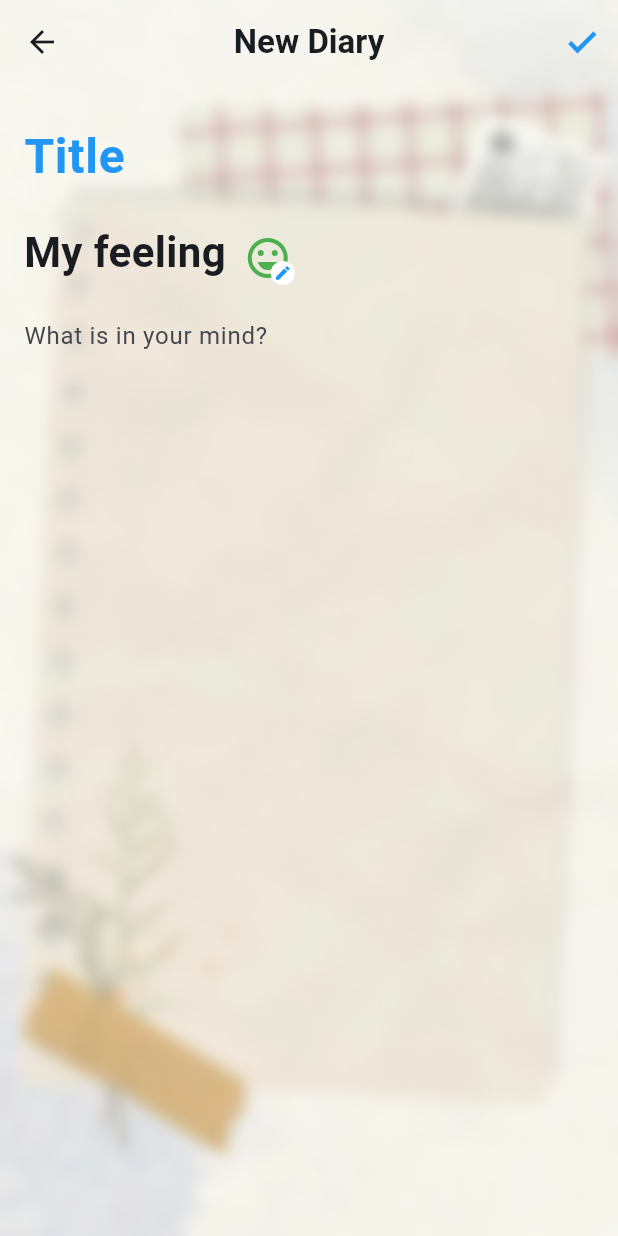
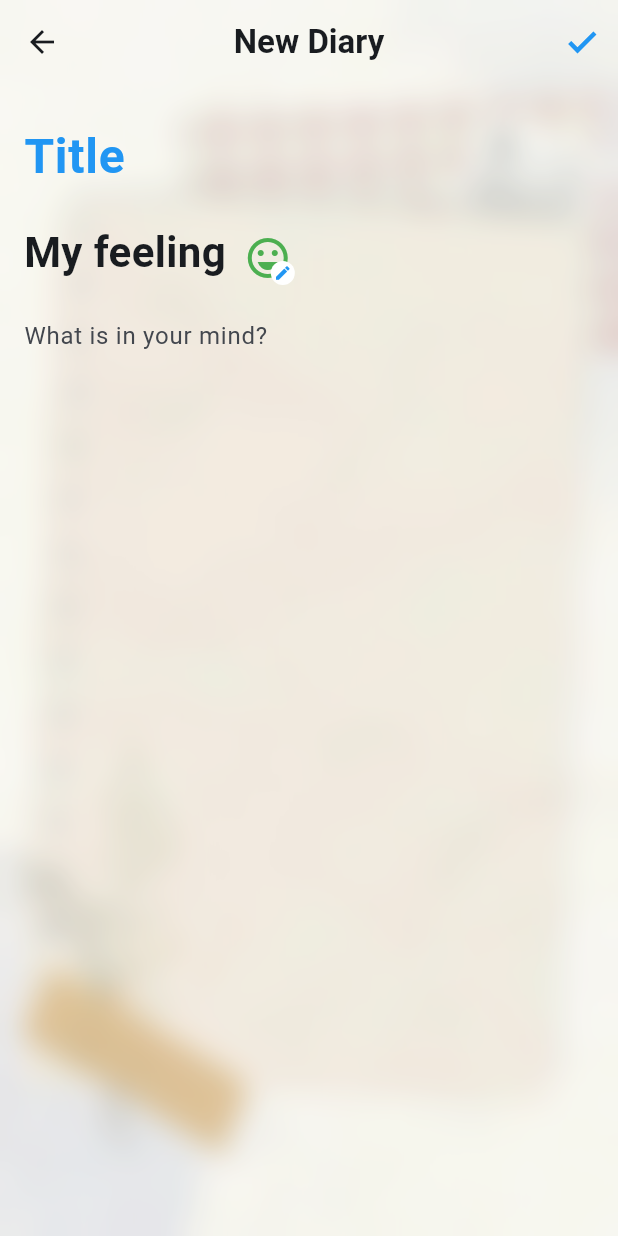
Before and after one commit to aabouqas/mobile, a Flutter app: the screen it shows once a user with an empty profile is signed in, after a tap on "Add Diary", on a phone screen of 412 x 824 dp. Run offline on Flutter 3.47's test engine with Material 3 defaults, Android fonts, the phone set to English and light mode, and no system bars; our stand-ins replace fl_chart, geolocator, material_symbols_icons, math_expressions, supabase_flutter, table_calendar; accounts and stored records are empty; network calls fail.

Commit message:
style(ui): centralize backdrop blur and edge-to-edge transparent scaffold theme

```diff
--- a/mobileModule05/advanced_diary_app/lib/diary_details_page.dart
+++ b/mobileModule05/advanced_diary_app/lib/diary_details_page.dart
@@ -43,9 +43,7 @@ class _DiaryDetailsPageState extends State<DiaryDetailsPage> {
 
   @override
   Widget build(BuildContext context) {
-    return BackdropFilter(
-      filter: ImageFilter.blur(sigmaX: 5, sigmaY: 5),
-      child: Scaffold(
+    return Scaffold(
       appBar: AppBar(
         title: Text(
           !_isEditMode
@@ -174,7 +172,6 @@ class _DiaryDetailsPageState extends State<DiaryDetailsPage> {
           ),
         ),
       ),
-      ),
     );
   }
 
--- a/mobileModule05/advanced_diary_app/lib/home_page.dart
+++ b/mobileModule05/advanced_diary_app/lib/home_page.dart
@@ -15,14 +15,10 @@ class _HomePageState extends State<HomePage> {
   int _currentIndex = 0;
   @override
   Widget build(BuildContext context) {
-    return BackdropFilter(
-      filter: ImageFilter.blur(sigmaX: 5, sigmaY: 5),
-      child: Scaffold(
-        body: SafeArea(
-          child: IndexedStack(
+    return Scaffold(
+      body: IndexedStack(
         index: _currentIndex,
         children: [DiaryPage(), AgendaPage()],
-          ),
       ),
       bottomNavigationBar: BottomNavigationBar(
         currentIndex: _currentIndex,
@@ -35,7 +31,6 @@ class _HomePageState extends State<HomePage> {
           ),
         ],
       ),
-      ),
     );
   }
 }
--- a/mobileModule05/advanced_diary_app/lib/main.dart
+++ b/mobileModule05/advanced_diary_app/lib/main.dart
@@ -7,7 +7,17 @@ import 'package:supabase_flutter/supabase_flutter.dart';
 
 void main() async {
   WidgetsFlutterBinding.ensureInitialized();
+  SystemChrome.setEnabledSystemUIMode(SystemUiMode.edgeToEdge);
+  SystemChrome.setSystemUIOverlayStyle(
+    const SystemUiOverlayStyle(
+      statusBarColor: Colors.transparent,
+      systemNavigationBarColor: Colors.transparent,
+      statusBarIconBrightness: Brightness.dark,
+    ),
+  );
+
   await SupabaseService.initialize();
+
   runApp(const MyApp());
 }
 
@@ -23,6 +33,7 @@ class MyApp extends StatelessWidget {
         scaffoldBackgroundColor: Colors.transparent,
         appBarTheme: AppBarTheme(
           centerTitle: true,
+          scrolledUnderElevation: 0,
           backgroundColor: Colors.transparent,
           systemOverlayStyle: const SystemUiOverlayStyle(
             statusBarColor: Colors.transparent,
@@ -30,24 +41,26 @@ class MyApp extends StatelessWidget {
             statusBarBrightness: Brightness.light,
           ),
         ),
-
         bottomNavigationBarTheme: BottomNavigationBarThemeData(
           backgroundColor: Colors.transparent,
           selectedLabelStyle: TextStyle(color: Colors.blue),
           unselectedLabelStyle: TextStyle(color: Colors.grey),
           selectedItemColor: Colors.blue,
           unselectedItemColor: Colors.grey,
+          elevation: 0,
         ),
       ),
       builder: (context, child) {
-        return Container(
-          decoration: BoxDecoration(
-            image: DecorationImage(
-              image: AssetImage("assets/bg.jpg"),
-              fit: .cover,
+        return Stack(
+          fit: .expand,
+          children: [
+            Image.asset('assets/bg.jpg', fit: .cover),
+            BackdropFilter(
+              filter: .blur(sigmaX: 10, sigmaY: 10),
+              child: Container(color: Colors.white.withValues(alpha: 0.15)),
             ),
-          ),
-          child: child,
+            child ?? SizedBox.shrink(),
+          ],
         );
       },
       home: StreamBuilder(
@@ -78,12 +91,7 @@ class _WelcomePageState extends State<WelcomePage> {
 
   @override
   Widget build(BuildContext context) {
-    return Container(
-      decoration: const BoxDecoration(
-        image: DecorationImage(image: AssetImage("assets/bg.jpg"), fit: .cover),
-      ),
-      child: Scaffold(
-        backgroundColor: Colors.transparent,
+    return Scaffold(
       body: Padding(
         padding: const EdgeInsets.all(7),
         child: Center(
@@ -116,22 +124,14 @@ class _WelcomePageState extends State<WelcomePage> {
           ),
         ),
       ),
-      ),
     );
   }
 
   void _handleAuth() async {
-    if (Supabase.instance.client.auth.currentUser == null) {
     await Supabase.instance.client.auth.signInWithOAuth(
       OAuthProvider.google,
       redirectTo: 'dev.eledrissi.diary://login-callback/',
       authScreenLaunchMode: LaunchMode.externalApplication,
     );
-    } else {
-      Navigator.pushReplacement(
-        context,
-        MaterialPageRoute(builder: (context) => const DiaryPage()),
-      );
   }
 }
-}
```
Lines whose indentation alone changed are shown as unchanged.
